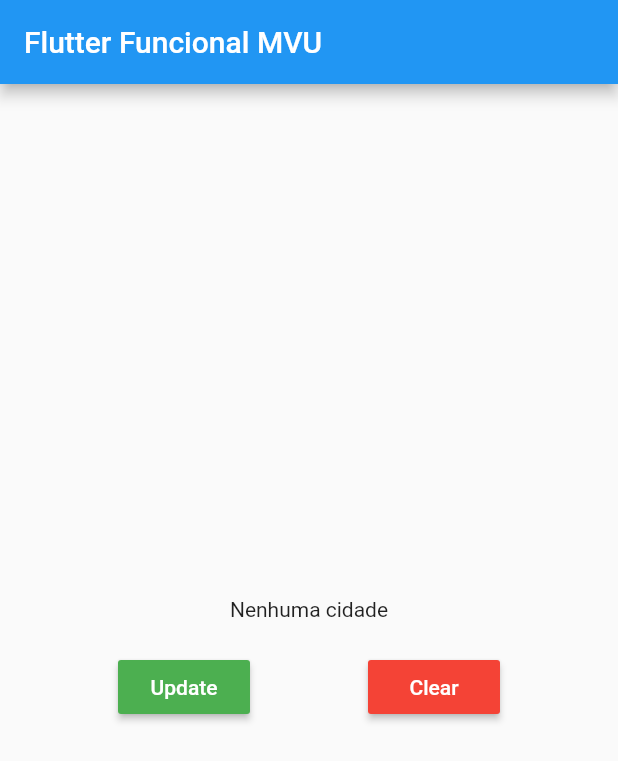
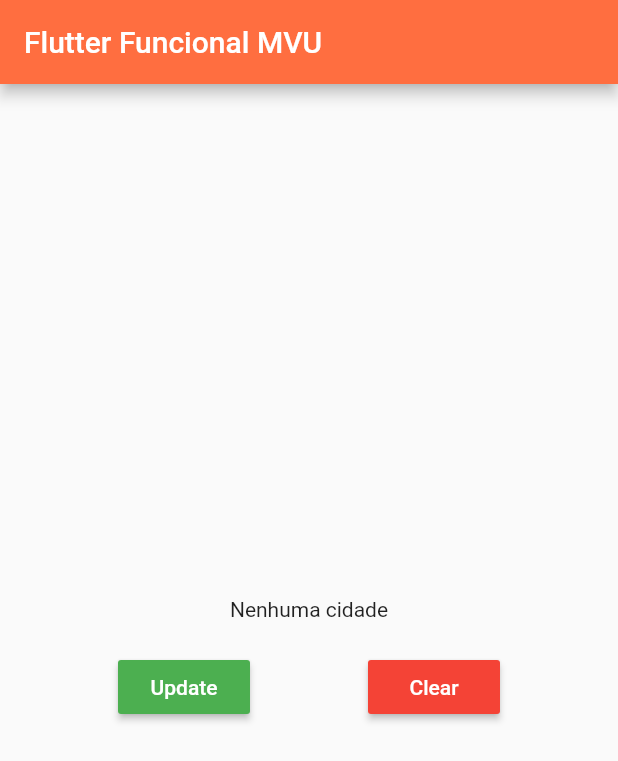
Before and after one commit to ejrgeek/dart-flutter-funcional, a Flutter app: the screen it shows after launch, after a tap on "Update", after a tap on "Clear", on a phone screen of 412 x 824 dp. Shown: the top 761 px of the screen. Run offline on Flutter 3.47's test engine with Material 2 defaults, Android fonts, the phone set to English and light mode, and no system bars.

```diff
--- a/lib/update/update_view.dart
+++ b/lib/update/update_view.dart
@@ -3,7 +3,7 @@ import '../service/cep.dart' as cep;
 
 class UpdateView {
 
-  void updateCep(Future getLocality(), Function update) async {
+  void updateCep(Function update) async {
     update(() => CepModel('Nenhuma cidade', true));
 
     var locality = await cep.getLocality();
@@ -11,7 +11,7 @@ class UpdateView {
     update(() => CepModel(locality, false));
   }
 
-  void clearCep(Future getLocality(), Function clear) async {
+  void clearCep(Function clear) async {
     clear(() => CepModel('Nenhuma cidade', false));
   }
 
--- a/lib/view/locality_page.dart
+++ b/lib/view/locality_page.dart
@@ -2,44 +2,63 @@ import 'package:flutter/material.dart';
 import 'package:flutter_funcional/model/cep_model.dart';
 
 class LocalityPage {
-  static buildPage(BuildContext context, String title, Function update, Function clear, CepModel model){
+  static buildPage(BuildContext context, String title,
+    Function update, Function clear, CepModel model) {
+    //
     return Scaffold(
       //
       appBar: AppBar(
         title: Text(title),
+        backgroundColor: Colors.deepOrangeAccent,
       ),
       //
       body: Center(
         child: Column(
-          mainAxisAlignment: MainAxisAlignment.center,
+          mainAxisAlignment:
+            MainAxisAlignment.center,
+          //
           children: <Widget>[
             //
             model.loading
-            ? CircularProgressIndicator()
-            : Text(model.locality),
+              ? CircularProgressIndicator()
+              : Text(model.locality),
             //
-            SizedBox(height: 20,),
+            SizedBox(
+              height: 20,
+            ),
             //
             Row(
-              mainAxisAlignment: MainAxisAlignment.spaceEvenly,
+              mainAxisAlignment:
+                MainAxisAlignment.spaceEvenly,
+              //
               children: <Widget>[
                 //
                 RaisedButton(
                   onPressed: update,
-                  child: Text('Update', style: TextStyle(color: Colors.white),),
+                  child: Text(
+                    'Update',
+                    style: TextStyle(
+                      color: Colors.white,
+                    ),
+                  ),
                   color: Colors.green,
                 ),
                 //
                 RaisedButton(
                   onPressed: clear,
-                  child: Text('Clear', style: TextStyle(color: Colors.white),),
+                  child: Text(
+                    'Clear',
+                    style: TextStyle(
+                      color: Colors.white,
+                    ),
+                  ),
                   color: Colors.red,
                 ),
                 //
               ],
             )
             //
-          ]
+          ],
         ),
       ),
     );
--- a/lib/view/locality_view.dart
+++ b/lib/view/locality_view.dart
@@ -27,8 +27,8 @@ class _LocalityViewState extends State<LocalityView> {
     return LocalityPage.buildPage(
       context,
       'Flutter Funcional MVU',
-      () => updateView.updateCep(cep.getLocality, (function) => updateModel(function)),
-      () => updateView.clearCep(cep.getLocality, (function) => clearModel(function)),
+      () => updateView.updateCep((function) => updateModel(function)),
+      () => updateView.clearCep((function) => clearModel(function)),
       model,
     );
   }
```
Also changed, not shown: 1 other file.
